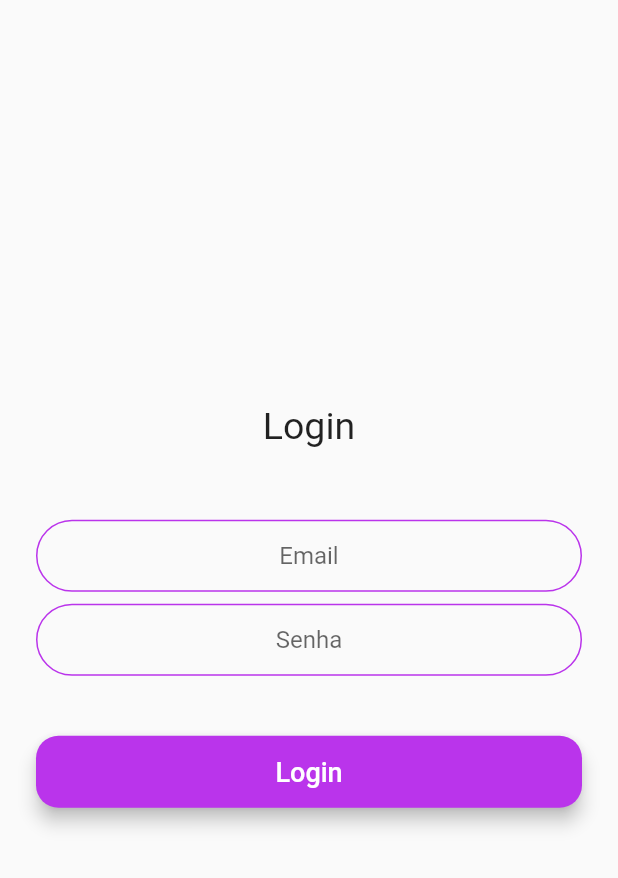
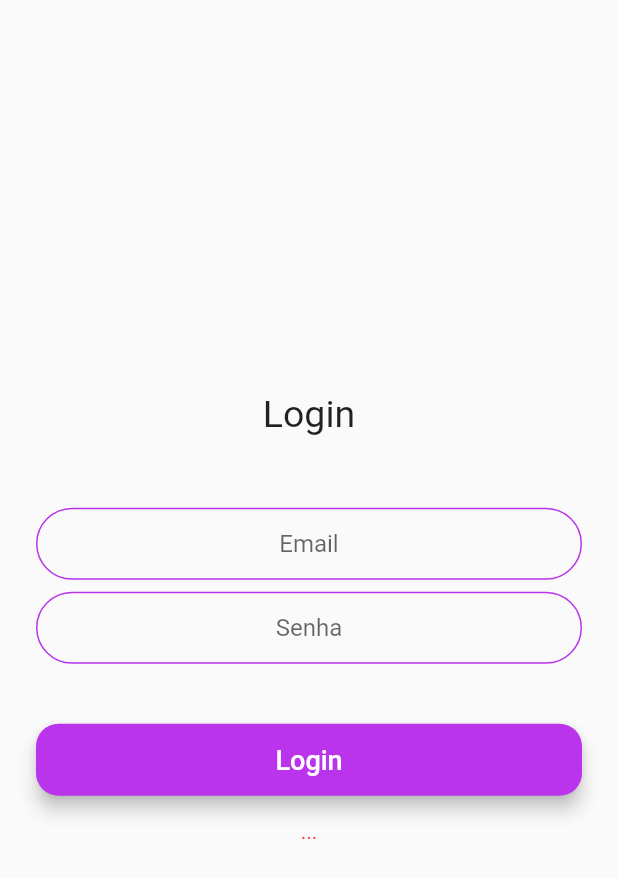
Before and after one commit to victorEsantos/flutter_chat, a Flutter app: the LoginScreen screen opened by its route, after a tap on "Login", on a phone screen of 412 x 824 dp. Shown: the top 878 px of the screen. Run offline on Flutter 3.47's test engine with Material 2 defaults, Android fonts, the phone set to English and light mode, and no system bars; our stand-ins replace cloud_firestore, firebase_auth, firebase_core; accounts and stored records are empty.

Commit message:
Mostrando erro de login ao usuario (email ou senha errada)

```diff
--- a/lib/screens/login_screen.dart
+++ b/lib/screens/login_screen.dart
@@ -18,6 +18,7 @@ class _LoginScreenState extends State<LoginScreen> {
   late String email;
   late String password;
   final _auth = FirebaseAuth.instance;
+  var erorTxt = '...';
 
   @override
   Widget build(BuildContext context) {
@@ -62,12 +63,28 @@ class _LoginScreenState extends State<LoginScreen> {
             RoundedButton(
               title: 'Login',
               onPressed: () async {
-                await _auth.signInWithEmailAndPassword(
-                    email: email, password: password);
-                Navigator.pushNamed(context, MainScreen.id);
+                try {
+                  UserCredential userCredential =
+                      await _auth.signInWithEmailAndPassword(
+                          email: email, password: password);
+                  Navigator.pushNamed(context, MainScreen.id);
+                } on FirebaseAuthException catch (e) {
+                  if (e.code == 'user-not-found') {
+                    setState(() => erorTxt = 'No user found for that email.');
+                  } else if (e.code == 'wrong-password') {
+                    setState(() =>
+                        erorTxt = 'Wrong password provided for that user.');
+                  }
+                }
               },
               color: kAppDefaultMainCOlor,
             ),
+            Center(
+              child: Text(
+                erorTxt,
+                style: TextStyle(color: Colors.red),
+              ),
+            )
           ],
         ),
       ),
```
